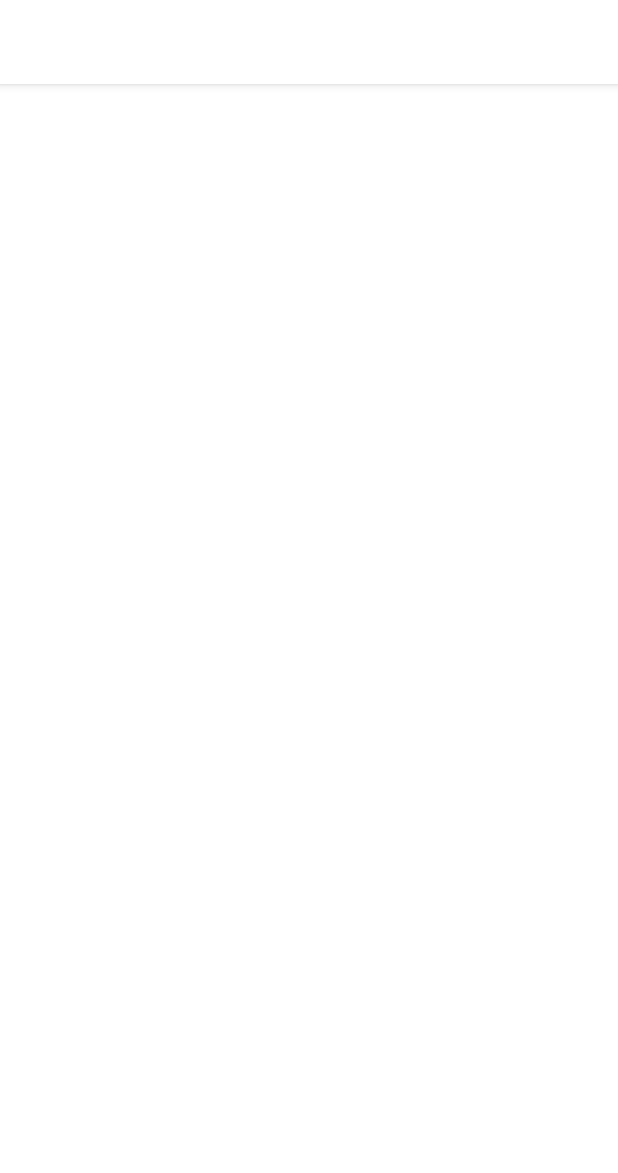
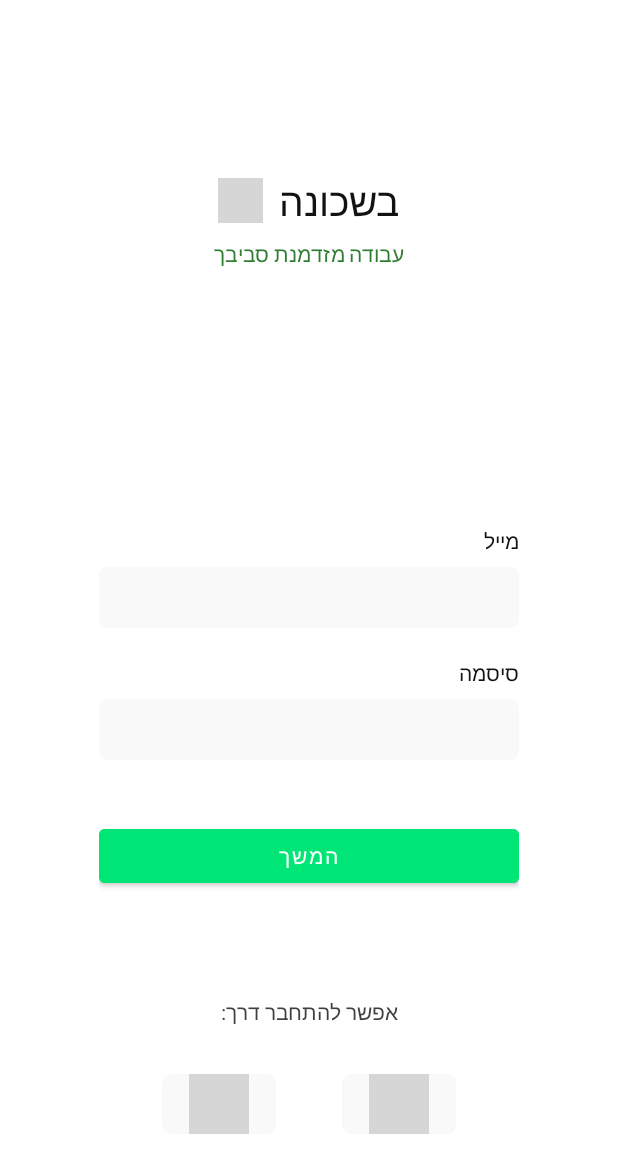
Before and after one commit to BinyaminRobbins/Baschuna, an Android app: the screen it shows after launch (AuthActivity), on a phone screen of 412 x 824 dp. Before the commit the part shown is almost empty. Shown: the top 1173 px of the screen. Run offline under Robolectric (Android 15) with nearby library versions, the phone set to English and light mode, and no system bars; grey boxes are pictures that could not be loaded.

Commit message:
LoginFragment.kt UI
Signed-off-by: SyntAppsDev <syntappsdev@gmail.com>

```diff
--- a/app/src/main/java/com/syntapps/bashcuna/ui/activities/AuthActivity.kt
+++ b/app/src/main/java/com/syntapps/bashcuna/ui/activities/AuthActivity.kt
@@ -1,10 +1,13 @@
 package com.syntapps.bashcuna.ui.activities
 
-import androidx.appcompat.app.AppCompatActivity
 import android.os.Bundle
 import android.os.Handler
 import android.os.Looper
+import androidx.appcompat.app.AppCompatActivity
 import androidx.core.splashscreen.SplashScreen.Companion.installSplashScreen
+import androidx.navigation.NavController
+import androidx.navigation.Navigation
+import com.syntapps.bashcuna.R
 
 class AuthActivity : AppCompatActivity() {
     private var keepSplashOnScreen = true
@@ -14,5 +17,11 @@ class AuthActivity : AppCompatActivity() {
         installSplashScreen().setKeepOnScreenCondition { keepSplashOnScreen }
         Handler(Looper.getMainLooper()).postDelayed({ keepSplashOnScreen = false }, delay)
         super.onCreate(savedInstanceState)
+        setContentView(R.layout.activity_auth)
+
+        val navController: NavController = Navigation.findNavController(this, R.id.nav_host_fragment)
+        navController.navigate(R.id.loginFragment)
+
+
     }
 }
--- /dev/null
+++ b/app/src/main/java/com/syntapps/bashcuna/ui/fragments/auth/LoginFragment.kt
@@ -0,0 +1,77 @@
+package com.syntapps.bashcuna.ui.fragments.auth
+
+import android.os.Bundle
+import android.view.LayoutInflater
+import android.view.View
+import android.view.ViewGroup
+import android.widget.Button
+import android.widget.EditText
+import androidx.cardview.widget.CardView
+import androidx.fragment.app.Fragment
+import com.syntapps.bashcuna.R
+
+class LoginFragment : Fragment(), View.OnClickListener {
+
+    private lateinit var emailInput: EditText
+    private lateinit var passwordInput: EditText
+    private lateinit var continueButton: Button
+    private lateinit var googleButton: CardView
+    private lateinit var facebookButton: CardView
+
+    override fun onCreateView(
+        inflater: LayoutInflater, container: ViewGroup?,
+        savedInstanceState: Bundle?
+    ): View? {
+        // Inflate the layout for this fragment
+        return inflater.inflate(R.layout.fragment_login, container, false)
+    }
+
+    override fun onViewCreated(view: View, savedInstanceState: Bundle?) {
+        super.onViewCreated(view, savedInstanceState)
+
+        emailInput = view.findViewById(R.id.emailInput)
+        passwordInput = view.findViewById(R.id.passwordInput)
+        continueButton = view.findViewById(R.id.continueButton)
+        googleButton = view.findViewById(R.id.googleButton)
+        facebookButton = view.findViewById(R.id.facebookButton)
+
+
+    }
+
+    private fun fetchEmail() = emailInput.text.toString().trim().filter { !it.isWhitespace() }
+    //"abc de@gmail.com  " -> "abcde@gmail.com"
+
+    private fun isEmailValid(): Boolean {
+        val providedEmailString = fetchEmail()
+        return (providedEmailString.isNotBlank()
+                && providedEmailString.isNotEmpty()
+                && providedEmailString.contains('@')
+                && providedEmailString.contains('.'))
+    }
+
+    private fun fetchPassword() = passwordInput.text.toString().trim().filter { !it.isWhitespace() }
+
+    private fun isPasswordValid(): Boolean {
+        val providedPassword = fetchPassword()
+        return (providedPassword.isNotBlank()
+                && providedPassword.isNotEmpty()
+                && providedPassword.length < 5)
+    }
+
+    override fun onClick(v: View?) {
+        when (v?.id) {
+            continueButton.id -> {
+                if(isEmailValid() && isPasswordValid()) {
+                    TODO("continue button clicked - validate and move to next screen")
+                }
+            }
+            googleButton.id -> {
+                TODO("setup google login")
+            }
+            facebookButton.id -> {
+                TODO("setup facebook login")
+            }
+        }
+    }
+
+}
--- /dev/null
+++ b/app/src/main/res/drawable/custom_edittext.xml
@@ -0,0 +1,6 @@
+<?xml version="1.0" encoding="utf-8"?>
+<shape xmlns:android="http://schemas.android.com/apk/res/android">
+    <corners android:radius="5dp"/>
+    <stroke android:color="@color/background_light_secondary" android:width="1dp"/>
+    <solid android:color="@color/background_light_secondary"/>
+</shape>
--- /dev/null
+++ b/app/src/main/res/drawable/custom_sign_in.xml
@@ -0,0 +1,6 @@
+<?xml version="1.0" encoding="utf-8"?>
+<shape xmlns:android="http://schemas.android.com/apk/res/android">
+    <corners android:radius="20dp" />
+    <padding android:top="10dp" android:bottom="10dp"/>
+    <solid android:color="@color/background_light_secondary"/>
+</shape>
--- a/app/src/main/res/layout/activity_auth.xml
+++ b/app/src/main/res/layout/activity_auth.xml
@@ -1,7 +1,17 @@
 <?xml version="1.0" encoding="utf-8"?>
-<androidx.constraintlayout.widget.ConstraintLayout xmlns:android="http://schemas.android.com/apk/res/android"
+<FrameLayout xmlns:android="http://schemas.android.com/apk/res/android"
     xmlns:app="http://schemas.android.com/apk/res-auto"
     xmlns:tools="http://schemas.android.com/tools"
     android:layout_width="match_parent"
     android:layout_height="match_parent"
-    tools:context=".ui.activities.AuthActivity"/>
+    android:padding="16dp"
+    tools:context=".ui.activities.AuthActivity">
+
+    <fragment
+        android:id="@+id/nav_host_fragment"
+        android:name="androidx.navigation.fragment.NavHostFragment"
+        android:layout_width="match_parent"
+        android:layout_height="match_parent"
+        app:defaultNavHost="true"
+        app:navGraph="@navigation/auth_nav_graph" />
+</FrameLayout>
--- /dev/null
+++ b/app/src/main/res/layout/fragment_login.xml
@@ -0,0 +1,195 @@
+<?xml version="1.0" encoding="utf-8"?>
+<RelativeLayout xmlns:android="http://schemas.android.com/apk/res/android"
+    xmlns:app="http://schemas.android.com/apk/res-auto"
+    xmlns:tools="http://schemas.android.com/tools"
+    android:layout_width="match_parent"
+    android:layout_height="match_parent"
+    android:foregroundGravity="center_horizontal"
+    android:orientation="vertical"
+    android:padding="50dp"
+    tools:context=".ui.fragments.auth.LoginFragment">
+
+    <LinearLayout
+        android:id="@+id/header_LL"
+        android:layout_width="match_parent"
+        android:layout_height="wrap_content"
+        android:layout_centerHorizontal="true"
+        android:layout_marginTop="50dp"
+        android:gravity="center"
+        android:orientation="horizontal">
+
+        <ImageView
+            android:layout_width="30dp"
+            android:layout_height="30dp"
+            android:layout_gravity="center"
+            android:layout_marginEnd="5dp"
+            android:src="@drawable/ic_bashcuna_splash_icon" />
+
+        <TextView
+            android:layout_width="wrap_content"
+            android:layout_height="wrap_content"
+            android:layout_gravity="center"
+            android:layout_marginStart="5dp"
+            android:fontFamily="@font/secular_one"
+            android:foregroundGravity="center"
+            android:gravity="center"
+            android:text="@string/app_name"
+            android:textColor="@color/dark_text"
+            android:textSize="26sp" />
+    </LinearLayout>
+
+    <TextView
+        android:layout_width="match_parent"
+        android:layout_height="wrap_content"
+        android:layout_below="@+id/header_LL"
+        android:layout_centerHorizontal="true"
+        android:layout_gravity="center"
+        android:layout_marginStart="5dp"
+        android:layout_marginTop="8dp"
+        android:fontFamily="@font/varela_round"
+        android:foregroundGravity="center"
+        android:gravity="center"
+        android:text="@string/app_description"
+        android:textColor="@color/primary_text_on_light"
+        android:textSize="14sp" />
+
+    <LinearLayout
+        android:layout_width="match_parent"
+        android:layout_height="wrap_content"
+        android:layout_alignParentBottom="true"
+        android:layout_centerInParent="true"
+        android:orientation="vertical">
+
+        <TextView
+            android:layout_width="match_parent"
+            android:layout_height="wrap_content"
+            android:layout_marginBottom="8dp"
+            android:fontFamily="@font/secular_one"
+            android:text="@string/hint_email"
+            android:textColor="@color/dark_text"
+            android:textSize="14sp" />
+
+        <EditText
+            android:id="@+id/emailInput"
+            android:layout_width="match_parent"
+            android:layout_height="wrap_content"
+            android:background="@drawable/custom_edittext"
+            android:fontFamily="@font/varela_round"
+            android:inputType="textEmailAddress"
+            android:padding="8dp"
+            android:textColor="@color/dark_text"
+            android:textSize="18sp" />
+
+        <TextView
+            android:layout_width="match_parent"
+            android:layout_height="wrap_content"
+            android:layout_marginTop="20dp"
+            android:layout_marginBottom="8dp"
+            android:fontFamily="@font/secular_one"
+            android:text="@string/hint_password"
+            android:textColor="@color/dark_text"
+            android:textSize="14sp" />
+
+        <EditText
+            android:id="@+id/passwordInput"
+            android:layout_width="match_parent"
+            android:layout_height="wrap_content"
+            android:background="@drawable/custom_edittext"
+            android:fontFamily="@font/varela_round"
+            android:inputType="textEmailAddress"
+            android:padding="8dp"
+            android:textColor="@color/dark_text"
+            android:textSize="18sp" />
+
+        <Button
+            android:id="@+id/continueButton"
+            android:layout_width="match_parent"
+            android:layout_height="wrap_content"
+            android:layout_marginTop="40dp"
+            android:backgroundTint="@color/color_accent"
+            android:fontFamily="@font/secular_one"
+            android:text="@string/continue_button"
+            android:textColor="@color/light_text" />
+
+        <TextView
+            android:layout_width="match_parent"
+            android:layout_height="wrap_content"
+            android:layout_marginTop="70dp"
+            android:fontFamily="@font/varela_round"
+            android:gravity="center"
+            android:text="@string/you_can_also_etc"
+            android:textColor="@color/dark_text_secondary"
+            android:textSize="14sp" />
+
+        <LinearLayout
+            android:layout_width="match_parent"
+            android:layout_height="wrap_content"
+            android:layout_marginStart="40dp"
+            android:layout_marginTop="30dp"
+            android:layout_marginEnd="40dp"
+            android:orientation="horizontal">
+
+            <androidx.cardview.widget.CardView
+                android:id="@+id/googleButton"
+                android:layout_width="match_parent"
+                android:layout_height="wrap_content"
+                android:layout_gravity="center"
+                android:layout_marginEnd="20dp"
+                android:layout_weight="1"
+                app:cardElevation="0dp"
+                app:cardPreventCornerOverlap="true"
+                app:contentPadding="2dp">
+
+                <RelativeLayout
+                    android:layout_width="match_parent"
+                    android:layout_height="wrap_content"
+                    android:layout_gravity="center"
+                    android:background="@drawable/custom_edittext">
+
+                    <ImageView
+                        android:layout_width="40dp"
+                        android:layout_height="40dp"
+                        android:layout_centerInParent="true"
+                        android:layout_gravity="center"
+                        android:contentDescription="google log-in icon"
+                        android:paddingTop="5dp"
+                        android:paddingBottom="5dp"
+                        android:src="@drawable/google" />
+                </RelativeLayout>
+            </androidx.cardview.widget.CardView>
+
+            <androidx.cardview.widget.CardView
+                android:id="@+id/facebookButton"
+                android:layout_width="match_parent"
+                android:layout_height="wrap_content"
+                android:layout_gravity="center"
+                android:layout_marginStart="20dp"
+                android:layout_weight="1"
+                app:cardElevation="0dp"
+                app:cardPreventCornerOverlap="true"
+                app:contentPadding="2dp">
+
+                <RelativeLayout
+                    android:layout_width="match_parent"
+                    android:layout_height="wrap_content"
+                    android:layout_gravity="center"
+                    android:background="@drawable/custom_edittext"
+                    android:foregroundGravity="center">
+
+                    <ImageView
+                        android:layout_width="40dp"
+                        android:layout_height="40dp"
+                        android:layout_centerInParent="true"
+                        android:layout_gravity="center"
+                        android:contentDescription="facebook log-in icon"
+                        android:paddingTop="5dp"
+                        android:paddingBottom="5dp"
+                        android:src="@drawable/facebook" />
+                </RelativeLayout>
+            </androidx.cardview.widget.CardView>
+        </LinearLayout>
+
+    </LinearLayout>
+
+
+</RelativeLayout>
--- /dev/null
+++ b/app/src/main/res/navigation/auth_nav_graph.xml
@@ -0,0 +1,14 @@
+<?xml version="1.0" encoding="utf-8"?>
+<navigation xmlns:android="http://schemas.android.com/apk/res/android"
+    xmlns:app="http://schemas.android.com/apk/res-auto"
+    xmlns:tools="http://schemas.android.com/tools"
+    android:id="@+id/auth_nav_graph"
+    app:startDestination="@id/loginFragment">
+
+    <fragment
+        android:id="@+id/loginFragment"
+        android:name="com.syntapps.bashcuna.ui.fragments.auth.LoginFragment"
+        android:label="@string/label_LoginFragment"
+        tools:layout="@layout/fragment_login" />
+
+</navigation>
--- /dev/null
+++ b/app/src/main/res/values-night/strings.xml
@@ -0,0 +1,6 @@
+<?xml version="1.0" encoding="utf-8"?>
+<resources>
+    <string name="label_LoginFragment" translatable="false">LoginFragment</string>
+    <string name="continue_button">המשך</string>
+    <string name="app_description">עבודה מזדמנת סביבך</string>
+</resources>
--- a/app/src/main/res/values-night/themes.xml
+++ b/app/src/main/res/values-night/themes.xml
@@ -1,9 +1,9 @@
 <resources xmlns:tools="http://schemas.android.com/tools">
     <!-- Base application theme. -->
-    <style name="Theme.Bashcuna" parent="Theme.MaterialComponents.DayNight.DarkActionBar">
+    <style name="Theme.Bashcuna" parent="Theme.MaterialComponents.DayNight.NoActionBar">
         <!-- Primary brand color. -->
-        <item name="colorPrimary">@color/background_dark_primary</item>
-        <item name="colorPrimaryVariant">@color/background_dark_variant</item>
+        <item name="colorPrimary">@color/background_dark_variant</item>
+        <item name="colorPrimaryVariant">@color/background_dark_primary</item>
         <item name="colorOnPrimary">@color/primary_text_on_dark</item>
         <!-- Secondary brand color. -->
         <item name="colorSecondary">@color/primary_text_on_light</item>
--- a/app/src/main/res/values/colors.xml
+++ b/app/src/main/res/values/colors.xml
@@ -11,4 +11,8 @@
     <color name="primary_text_on_dark">#FCFCFC</color>
 
     <color name="color_accent">#00E676</color>
+
+    <color name="dark_text">#121212</color>
+    <color name="dark_text_secondary">#3D3F41</color>
+    <color name="light_text">#FFFFFF</color>
 </resources>
--- a/app/src/main/res/values/strings.xml
+++ b/app/src/main/res/values/strings.xml
@@ -1,3 +1,9 @@
 <resources>
     <string name="app_name">בשכונה</string>
+    <string name="hint_email">מייל</string>
+    <string name="hint_password">סיסמה</string>
+    <string name="you_can_also_etc">אפשר להתחבר דרך:</string>
+    <string name="label_LoginFragment">LoginFragment</string>
+    <string name="continue_button">המשך</string>
+    <string name="app_description">עבודה מזדמנת סביבך</string>
 </resources>
--- a/app/src/main/res/values/themes.xml
+++ b/app/src/main/res/values/themes.xml
@@ -1,6 +1,6 @@
 <resources xmlns:tools="http://schemas.android.com/tools">
     <!-- Base application theme. -->
-    <style name="Theme.Bashcuna" parent="Theme.MaterialComponents.DayNight.DarkActionBar">
+    <style name="Theme.Bashcuna" parent="Theme.MaterialComponents.DayNight.NoActionBar">
         <!-- Primary brand color. -->
         <item name="colorPrimary">@color/background_light_primary</item>
         <item name="colorPrimaryVariant">@color/background_light_secondary</item>
```
